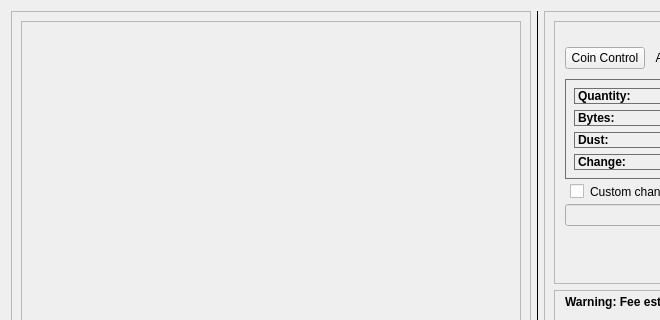
First picture: the form in src/qt/forms/depositcoinsdialog.ui, repository hardwarewise/SIN-core, before the edit; both pictures show x 0 to 660 and y 0 to 320 of the 1055 by 600 pixel window.
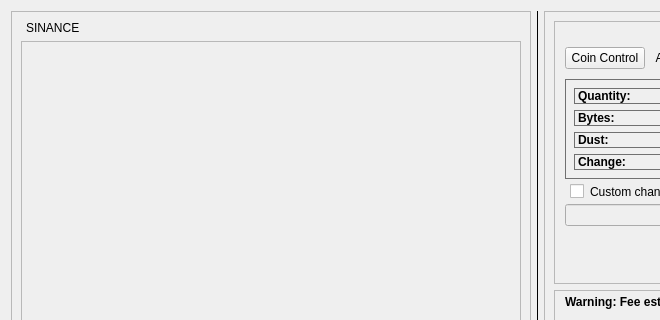
Second picture: the form after the edit. Icons and pictures are not drawn. Custom widgets are drawn as their Qt base class.

What changed in the file:
```diff
--- a/src/qt/forms/depositcoinsdialog.ui
+++ b/src/qt/forms/depositcoinsdialog.ui
@@ -25,6 +25,16 @@
         <enum>QFrame::Raised</enum>
        </property>
        <layout class="QVBoxLayout" name="verticalLayout">
+        <item>
+         <widget class="QLabel" name="label_3">
+          <property name="text">
+           <string>SINANCE</string>
+          </property>
+          <property name="indent">
+           <number>5</number>
+          </property>
+         </widget>
+        </item>
         <item>
          <widget class="QScrollArea" name="scrollArea">
           <property name="sizePolicy">
@@ -48,7 +58,7 @@
              <x>0</x>
              <y>0</y>
              <width>498</width>
-             <height>486</height>
+             <height>466</height>
             </rect>
            </property>
            <layout class="QVBoxLayout" name="verticalLayout_2" stretch="0">
```
